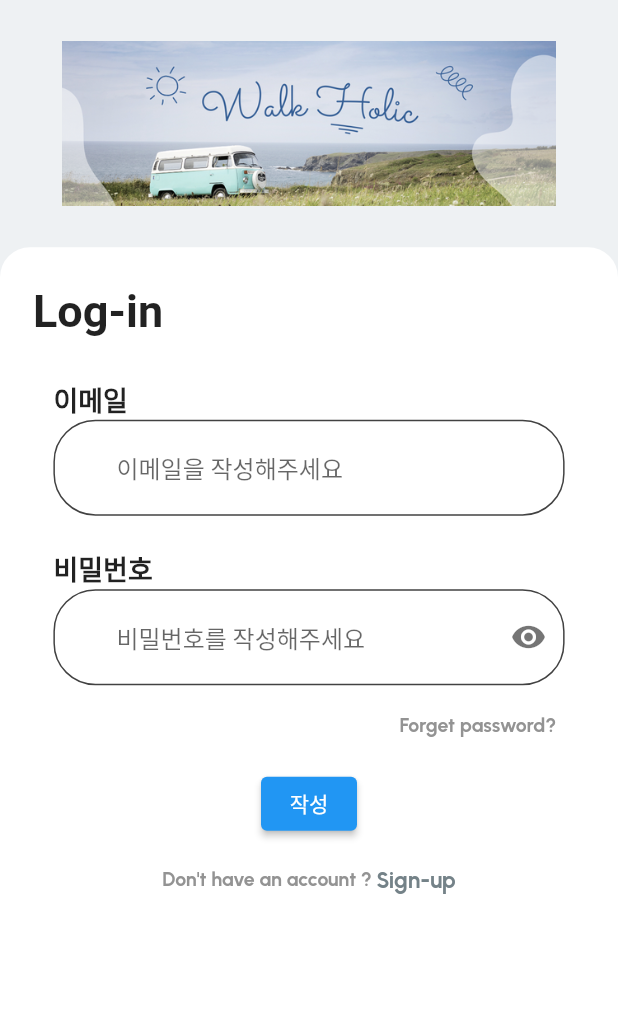
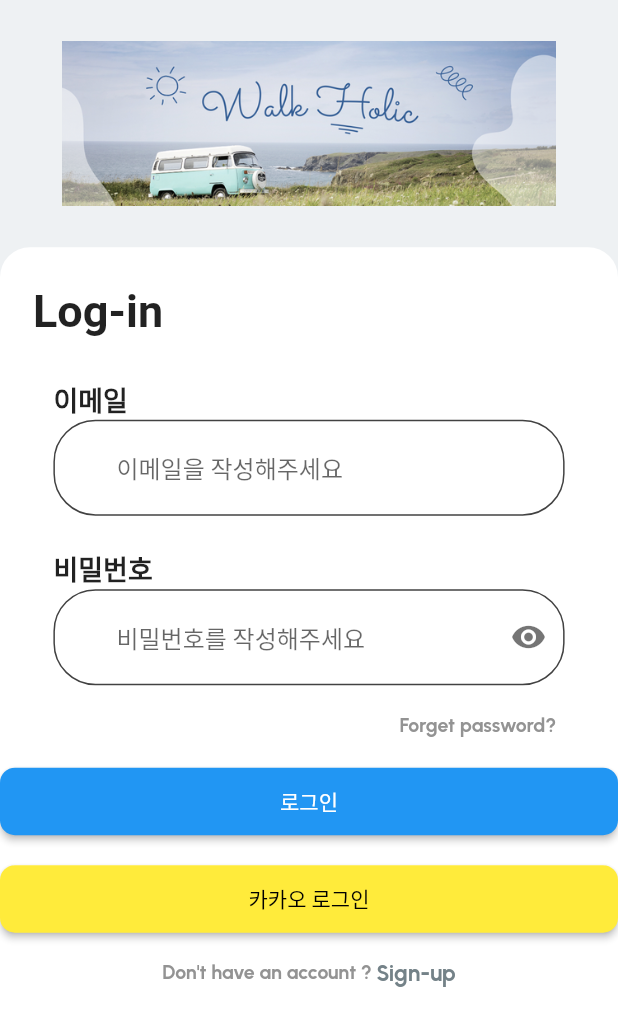
Before and after one commit to Walking-Holic/WalkHolic_Flutter, a Flutter app: the screen it shows after launch, on a phone screen of 412 x 824 dp. Shown: the top 1026 px of the screen. Run offline on Flutter 3.47's test engine with Material 2 defaults, Android fonts, the phone set to English and light mode, and no system bars; our stand-ins replace expandable_text, flutter_dotenv, flutter_secure_storage, location, webview_flutter; missing offline and left inert: kakao_flutter_sdk_common, kakao_flutter_sdk_user, kakao_map_plugin; Roboto replaces fonts that are missing (NotoSerif).

Commit message:
중간 발표
/lib/constants.dart에 본인 ip주소 입력하고 실행할 것

```diff
--- a/lib/Source/LoginUser/login.dart
+++ b/lib/Source/LoginUser/login.dart
@@ -5,7 +5,7 @@ import 'package:flutter/cupertino.dart';
 import 'package:flutter_secure_storage/flutter_secure_storage.dart';
 import 'package:http/http.dart' as http;
 import '../App/home.dart';
-
+import 'package:fresh_store_ui/constants.dart';
 
 
 class loginUser extends StatefulWidget {
@@ -19,7 +19,7 @@ final storage = FlutterSecureStorage();
 Future<bool> loginUsers(
     String email, String password, BuildContext context) async {
   try {
-    var Url = Uri.parse("http://192.168.56.1:8080/auth/login"); //본인 IP 주소를  localhost 대신 넣기
+    var Url = Uri.parse("http://$IP_address:8080/auth/login"); //본인 IP 주소를  localhost 대신 넣기
     var response = await http.post(Url,
         headers: <String, String>{"Content-Type": "application/json"},
         body: jsonEncode(<String, String>{
--- a/lib/Source/LoginUser/register.dart
+++ b/lib/Source/LoginUser/register.dart
@@ -4,7 +4,7 @@ import 'package:flutter/material.dart';
 import 'package:http/http.dart' as http;
 import 'package:flutter_secure_storage/flutter_secure_storage.dart';
 import 'package:fresh_store_ui/login/signup_page.dart'; // 필요한 경우 적절한 경로로 수정하세요
-
+import 'package:fresh_store_ui/constants.dart';
 
 
 
@@ -25,7 +25,7 @@ class _SignupPageState extends State<SignupPage> {
 
   Future<bool> registerUsers(String email, String password, String nickname, String name, BuildContext context) async {
     try {
-      var Url = Uri.parse("http://192.168.56.1:8080/auth/register");
+      var Url = Uri.parse("http://$IP_address:8080/auth/register");
       var response = await http.post(Url,
           headers: <String, String>{"Content-Type": "application/json"},
           body: jsonEncode(<String, String>{
--- a/lib/Source/LoginUser/userInfo.dart
+++ b/lib/Source/LoginUser/userInfo.dart
@@ -2,6 +2,7 @@ import 'package:flutter/material.dart';
 import 'package:flutter_secure_storage/flutter_secure_storage.dart';
 import 'package:http/http.dart' as http;
 import 'dart:convert';
+import 'package:fresh_store_ui/constants.dart';
 
 class getUserInfo extends StatefulWidget {
   const getUserInfo ({Key? key}) : super(key: key);
@@ -17,7 +18,7 @@ class _getUserInfoState extends State<getUserInfo> {
     try {
     String? accessToken = await storage.read(key: 'accessToken');
 
-    var Url = Uri.parse("http://192.168.56.1:8080/api/member/me");
+    var Url = Uri.parse("http://$IP_address:8080/api/member/me");
     var response = await http.get(Url, // 서버의 프로필 정보 API
         headers: <String, String>{
         'Authorization': 'Bearer $accessToken'},
--- a/lib/constants.dart
+++ b/lib/constants.dart
@@ -1 +1,2 @@
-const String kIconPath = 'assets/icons/';
+const String kIconPath = 'assets/icons';
+const String IP_address = '192.168.0.31';
--- a/lib/image_loader.dart
+++ b/lib/image_loader.dart
@@ -1,7 +1,7 @@
 import 'package:flutter/material.dart';
 
 class ImageLoader {
-  static const String rootPaht = 'assets/icons/';
+  static const String rootPaht = 'assets/icons';
 
   static Image imageAsset(String icon) => Image.asset(rootPaht + icon);
 
--- a/lib/login/login_page.dart
+++ b/lib/login/login_page.dart
@@ -9,6 +9,8 @@ import 'package:fresh_store_ui/login/forget_password_page.dart';
 import 'package:fresh_store_ui/login/signup_page.dart';
 import 'package:fresh_store_ui/login/common/page_heading.dart';
 import 'package:fresh_store_ui/screens/tabbar/tabbar.dart';
+import 'package:fresh_store_ui/Source/LoginUser/user.dart';
+import 'package:fresh_store_ui/constants.dart';
 
 class LoginPage extends StatefulWidget {
   const LoginPage({Key? key}) : super(key: key);
@@ -22,7 +24,7 @@ final storage = FlutterSecureStorage();
 Future<bool> loginUsers(
     String email, String password, BuildContext context) async {
   try {
-    var Url = Uri.parse("http://192.168.56.1:8080/auth/login"); //본인 IP 주소를  localhost 대신 넣기
+    var Url = Uri.parse("http://$IP_address:8080/auth/login"); //본인 IP 주소를  localhost 대신 넣기
     var response = await http.post(Url,
         headers: <String, String>{"Content-Type": "application/json"},
         body: jsonEncode(<String, String>{
@@ -162,8 +164,12 @@ class _LoginPageState extends State<LoginPage> {
                           ),
                         ),
                         const SizedBox(height: 20,),
-                          ElevatedButton(
-                            child: Text('작성'),
+                        SizedBox(
+                          width: 650,
+                          height: 45,
+
+                          child: ElevatedButton(
+                            child: Text('로그인'),
                             onPressed: () async {
                               String email = emailController.text;
                               String password = passwordController.text;
@@ -185,6 +191,54 @@ class _LoginPageState extends State<LoginPage> {
                                 // 서버 연결 오류를 처리
                               }
                             },
+                            style: ElevatedButton.styleFrom(
+                                backgroundColor: Colors.blue,
+                                shape: RoundedRectangleBorder(
+                                    borderRadius: BorderRadius.circular(10)
+                                )
+                            ),
+                          ),
+                        ),
+
+                        const SizedBox(height: 20,),
+                        SizedBox(
+                          width: 650,
+                          height: 45,
+                          child: ElevatedButton(
+                            child: Text('카카오 로그인', style: TextStyle(color: Colors.black),),
+                            onPressed: () async {
+                              final code = await Navigator.push(
+                                context,
+                                MaterialPageRoute(builder: (context) => KakaoLoginScreen()),
+                              );
+                              if (code != null) {
+                                try {
+                                  bool kakakLoginResult = await kakaoLogingUsers(code, context);
+
+                                  if (kakakLoginResult) {
+                                    // 회원 등록 성공
+                                    print('카카오톡 로그인 성공');
+                                    // 이후 사용자 정보를 가져오는 요청 또는 다른 작업을 수행
+                                    // UserModel userModel = await fetchUserInfo(email);
+                                  } else {
+                                    // 회원 등록 실패
+                                    print('카카오톡 로그인 실패');
+                                    // 다른 처리 수행
+                                  }
+                                } catch (e) {
+                                  print('서버 연결 오류: $e');
+                                  // 서버 연결 오류를 처리
+                                }
+                              }
+                            },
+                           style: ElevatedButton.styleFrom(
+                             backgroundColor: Colors.yellow,
+                             shape: RoundedRectangleBorder(
+                               borderRadius: BorderRadius.circular(10)
+                             )
+                           ),
+
+                          ),
                         ),
                         const SizedBox(height: 18,),
                         SizedBox(
@@ -202,7 +256,7 @@ class _LoginPageState extends State<LoginPage> {
                             ],
                           ),
                         ),
-                          const SizedBox(height: 20,),
+
                       ],
                     ),
                   ),
--- a/lib/login/signup_page.dart
+++ b/lib/login/signup_page.dart
@@ -11,6 +11,7 @@ import 'package:fresh_store_ui/login/login_page.dart';
 import 'package:fresh_store_ui/login/common/custom_form_button.dart';
 import 'package:fresh_store_ui/login/common/custom_input_field.dart';
 import 'package:http/http.dart' as http;
+import 'package:fresh_store_ui/constants.dart';
 
 class SignupPage extends StatefulWidget {
   const SignupPage({Key? key}) : super(key: key);
@@ -30,7 +31,7 @@ class _SignupPageState extends State<SignupPage> {
 
   Future<bool> registerUsers(String email, String password, String nickname, String name, BuildContext context) async {
     try {
-      var Url = Uri.parse("http://192.168.56.1:8080/auth/register");
+      var Url = Uri.parse("http://$IP_address:8080/auth/register");
       var response = await http.post(Url,
           headers: <String, String>{"Content-Type": "application/json"},
           body: jsonEncode(<String, String>{
--- a/lib/screens/home/hearder.dart
+++ b/lib/screens/home/hearder.dart
@@ -13,7 +13,7 @@ class HomeAppBar extends StatelessWidget {
         children: [
           InkWell(
             borderRadius: const BorderRadius.all(Radius.circular(24)),
-            onTap: () => Navigator.pushNamed(context, ProfileScreen.route()),
+            //onTap: () => Navigator.pushNamed(context, ProfileScreen.route()),
             child: const CircleAvatar(
               backgroundImage: AssetImage('$kIconPath/walkholic1.png'),
               radius: 24,
@@ -51,6 +51,7 @@ class HomeAppBar extends StatelessWidget {
             icon: Image.asset('$kIconPath/notification.png'),
             onPressed: () {},
           ),
+
           const SizedBox(width: 16),
           IconButton(
             iconSize: 28,
--- a/lib/screens/profile/profile_screen.dart
+++ b/lib/screens/profile/profile_screen.dart
@@ -5,6 +5,7 @@ import 'package:fresh_store_ui/login/login_page.dart';
 import 'package:http/http.dart' as http;
 import 'dart:convert';
 import 'package:fresh_store_ui/Source/LoginUser/userInfo.dart';
+import 'package:fresh_store_ui/constants.dart';
 
 typedef ProfileOptionTap = void Function();
 
@@ -50,7 +51,7 @@ class _ProfileScreenState extends State<ProfileScreen> {
     try {
       String? accessToken = await storage.read(key: 'accessToken');
 
-      var Url = Uri.parse("http://192.168.56.1:8080/api/member/me");
+      var Url = Uri.parse("http://$IP_address:8080/api/member/me");
       var response = await http.get(Url, // 서버의 프로필 정보 API
         headers: <String, String>{
           'Authorization': 'Bearer $accessToken'},
@@ -206,7 +207,7 @@ class _getUserInfoState extends State<getUserInfo> {
     try {
       String? accessToken = await storage.read(key: 'accessToken');
 
-      var Url = Uri.parse("http://192.168.56.1:8080/api/member/me");
+      var Url = Uri.parse("http://$IP_address:8080/api/member/me");
       var response = await http.get(Url, // 서버의 프로필 정보 API
         headers: <String, String>{
           'Authorization': 'Bearer $accessToken'},
--- a/pubspec.yaml
+++ b/pubspec.yaml
@@ -44,6 +44,7 @@ dependencies:
   url_launcher: ^6.0.13
   kakao_map_plugin: ^0.2.2
   location: ^5.0.3
+  webview_flutter: ^4.4.2
 
 dev_dependencies:
   flutter_test:
@@ -68,6 +69,7 @@ flutter:
 
   # To add assets to your application, add an assets section, like this:
   assets:
+    - assets/icons/walkholic1.png
     - assets/icons/
     - assets/icons/tabbar/bold/
     - assets/icons/tabbar/light/
```
Also changed, not shown: lib/Source/LoginUser/user.dart (+25 -11 lines), lib/main.dart (+7 -1 lines), lib/map.dart (added, +90 -0 lines), lib/screens/home/home.dart (+64 -27 lines), assets/icons/kakaotalk_login.png (added), assets/icons/kakaotalk_login_L.png (added), pubspec.lock, 1 other file. Lines whose indentation alone changed are shown as unchanged.
